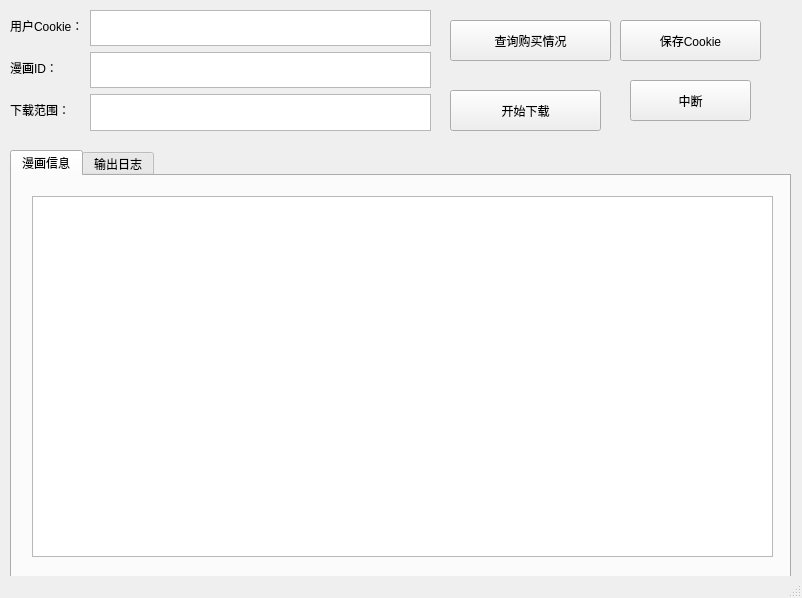
First picture: the form in MainGUI_Pyside6.ui, repository Randark-JMT/Bilibili_manga_download, before the edit.
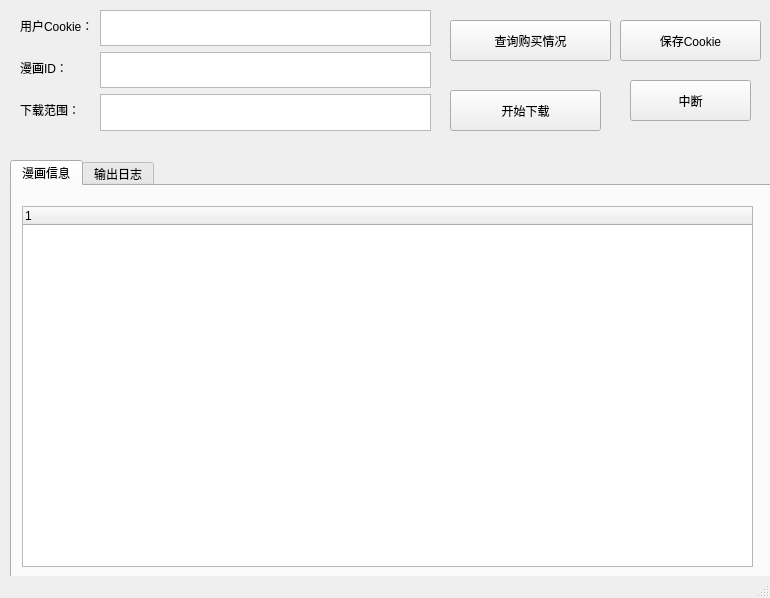
Second picture: the form after the edit.

```diff
--- a/MainGUI_Pyside6.ui
+++ b/MainGUI_Pyside6.ui
@@ -6,7 +6,7 @@
    <rect>
     <x>0</x>
     <y>0</y>
-    <width>802</width>
+    <width>770</width>
     <height>598</height>
    </rect>
   </property>
@@ -17,9 +17,9 @@
    <widget class="QWidget" name="formLayoutWidget">
     <property name="geometry">
      <rect>
-      <x>10</x>
+      <x>20</x>
       <y>10</y>
-      <width>421</width>
+      <width>411</width>
       <height>121</height>
      </rect>
     </property>
@@ -45,14 +45,14 @@
        </property>
       </widget>
      </item>
+     <item row="2" column="1">
+      <widget class="QTextEdit" name="textEdit_2"/>
+     </item>
      <item row="0" column="1">
-      <widget class="QPlainTextEdit" name="plainTextEdit"/>
+      <widget class="QTextEdit" name="textEdit"/>
      </item>
      <item row="1" column="1">
-      <widget class="QPlainTextEdit" name="plainTextEdit_2"/>
-     </item>
-     <item row="2" column="1">
-      <widget class="QPlainTextEdit" name="plainTextEdit_3"/>
+      <widget class="QTextEdit" name="textEdit_3"/>
      </item>
     </layout>
    </widget>
@@ -60,9 +60,9 @@
     <property name="geometry">
      <rect>
       <x>10</x>
-      <y>150</y>
+      <y>160</y>
       <width>781</width>
-      <height>431</height>
+      <height>421</height>
      </rect>
     </property>
     <property name="currentIndex">
@@ -72,15 +72,20 @@
      <attribute name="title">
       <string>漫画信息</string>
      </attribute>
-     <widget class="QTreeView" name="treeView">
+     <widget class="QTreeWidget" name="treeWidget">
       <property name="geometry">
        <rect>
-        <x>20</x>
+        <x>10</x>
         <y>20</y>
-        <width>741</width>
+        <width>731</width>
         <height>361</height>
        </rect>
       </property>
+      <column>
+       <property name="text">
+        <string notr="true">1</string>
+       </property>
+      </column>
      </widget>
     </widget>
     <widget class="QWidget" name="tab_2">
```
Left out of the diff: 2 changed lines with no effect on the pictures.
